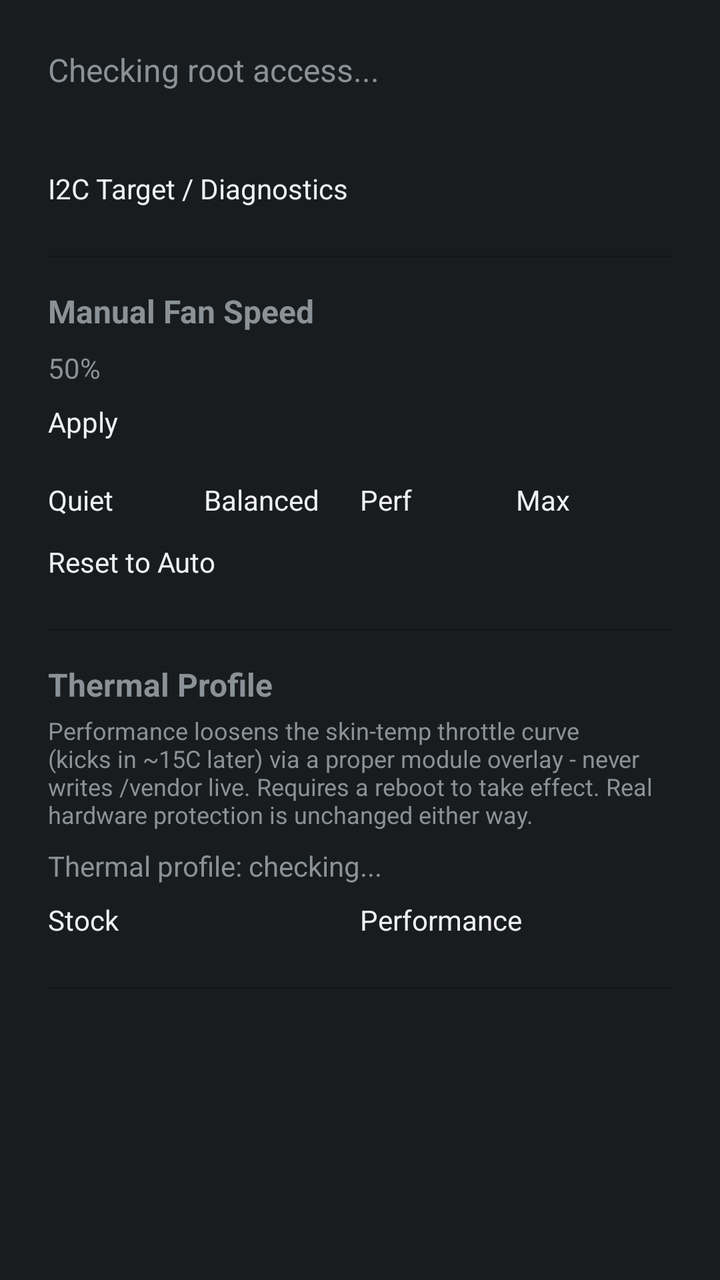
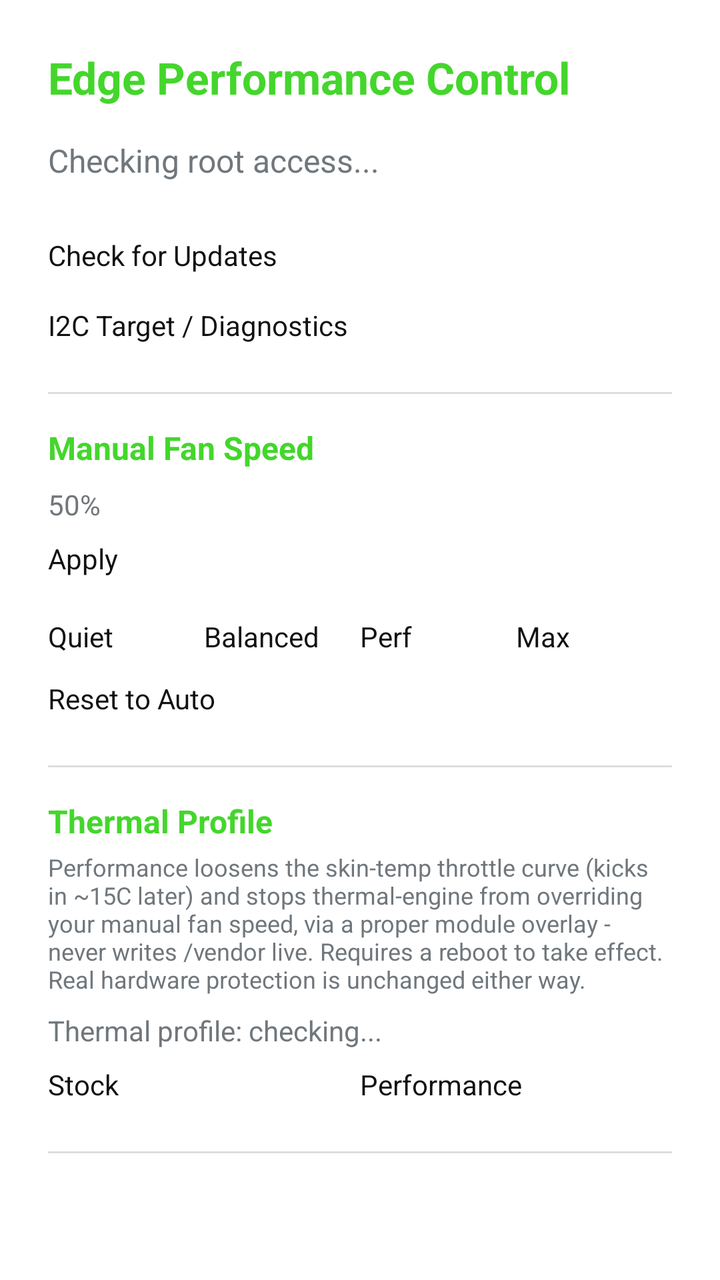

Before-and-after screenshots of an Android layout around one commit, followed by the original layout XML and the change that was made.
<!-- AndroidManifest.xml: application theme android:Theme.DeviceDefault -->
<!-- res/layout/activity_main.xml -->
<?xml version="1.0" encoding="utf-8"?>
<ScrollView xmlns:android="http://schemas.android.com/apk/res/android"
    android:layout_width="match_parent"
    android:layout_height="match_parent">

    <LinearLayout
        android:layout_width="match_parent"
        android:layout_height="wrap_content"
        android:orientation="vertical"
        android:padding="24dp">

        <TextView
            android:id="@+id/root_status"
            android:layout_width="wrap_content"
            android:layout_height="wrap_content"
            android:textSize="16sp"
            android:text="Checking root access..." />

        <TextView
            android:id="@+id/path_status"
            android:layout_width="wrap_content"
            android:layout_height="wrap_content"
            android:layout_marginTop="4dp"
            android:textSize="14sp"
            android:text="" />

        <Button
            android:id="@+id/grant_shizuku_button"
            android:layout_width="wrap_content"
            android:layout_height="wrap_content"
            android:layout_marginTop="8dp"
            android:text="Grant Shizuku Permission"
            android:visibility="gone" />

        <Button
            android:id="@+id/discover_button"
            android:layout_width="wrap_content"
            android:layout_height="wrap_content"
            android:layout_marginTop="16dp"
            android:text="I2C Target / Diagnostics" />

        <View
            android:layout_width="match_parent"
            android:layout_height="1dp"
            android:layout_marginTop="24dp"
            android:layout_marginBottom="16dp"
            android:background="#33000000" />

        <TextView
            android:layout_width="wrap_content"
            android:layout_height="wrap_content"
            android:textSize="16sp"
            android:textStyle="bold"
            android:text="Manual Fan Speed" />

        <SeekBar
            android:id="@+id/percent_seekbar"
            android:layout_width="match_parent"
            android:layout_height="wrap_content"
            android:layout_marginTop="8dp"
            android:max="100" />

        <TextView
            android:id="@+id/percent_label"
            android:layout_width="wrap_content"
            android:layout_height="wrap_content"
            android:text="50%" />

        <Button
            android:id="@+id/apply_button"
            android:layout_width="wrap_content"
            android:layout_height="wrap_content"
            android:layout_marginTop="8dp"
            android:text="Apply" />

        <LinearLayout
            android:layout_width="match_parent"
            android:layout_height="wrap_content"
            android:layout_marginTop="20dp"
            android:orientation="horizontal"
            android:weightSum="4">

            <Button
                android:id="@+id/preset_quiet"
                android:layout_width="0dp"
                android:layout_weight="1"
                android:layout_height="wrap_content"
                android:text="Quiet" />

            <Button
                android:id="@+id/preset_balanced"
                android:layout_width="0dp"
                android:layout_weight="1"
                android:layout_height="wrap_content"
                android:text="Balanced" />

            <Button
                android:id="@+id/preset_performance"
                android:layout_width="0dp"
                android:layout_weight="1"
                android:layout_height="wrap_content"
                android:text="Perf" />

            <Button
                android:id="@+id/preset_max"
                android:layout_width="0dp"
                android:layout_weight="1"
                android:layout_height="wrap_content"
                android:text="Max" />

        </LinearLayout>

        <Button
            android:id="@+id/reset_auto_button"
            android:layout_width="wrap_content"
            android:layout_height="wrap_content"
            android:layout_marginTop="12dp"
            android:text="Reset to Auto" />

        <View
            android:layout_width="match_parent"
            android:layout_height="1dp"
            android:layout_marginTop="24dp"
            android:layout_marginBottom="16dp"
            android:background="#33000000" />

        <TextView
            android:layout_width="wrap_content"
            android:layout_height="wrap_content"
            android:textSize="16sp"
            android:textStyle="bold"
            android:text="Thermal Profile" />

        <TextView
            android:layout_width="wrap_content"
            android:layout_height="wrap_content"
            android:layout_marginTop="4dp"
            android:textSize="12sp"
            android:text="Performance loosens the skin-temp throttle curve (kicks in ~15C later) via a proper module overlay - never writes /vendor live. Requires a reboot to take effect. Real hardware protection is unchanged either way." />

        <TextView
            android:id="@+id/thermal_profile_status"
            android:layout_width="wrap_content"
            android:layout_height="wrap_content"
            android:layout_marginTop="8dp"
            android:text="Thermal profile: checking..." />

        <LinearLayout
            android:layout_width="match_parent"
            android:layout_height="wrap_content"
            android:layout_marginTop="8dp"
            android:orientation="horizontal"
            android:weightSum="2">

            <Button
                android:id="@+id/thermal_stock_button"
                android:layout_width="0dp"
                android:layout_weight="1"
                android:layout_height="wrap_content"
                android:text="Stock" />

            <Button
                android:id="@+id/thermal_performance_button"
                android:layout_width="0dp"
                android:layout_weight="1"
                android:layout_height="wrap_content"
                android:text="Performance" />

        </LinearLayout>

        <Button
            android:id="@+id/reboot_button"
            android:layout_width="wrap_content"
            android:layout_height="wrap_content"
            android:layout_marginTop="8dp"
            android:text="Reboot Now to Apply"
            android:visibility="gone" />

        <View
            android:layout_width="match_parent"
            android:layout_height="1dp"
            android:layout_marginTop="24dp"
            android:layout_marginBottom="12dp"
            android:background="#33000000" />

        <TextView
            android:id="@+id/log_view"
            android:layout_width="match_parent"
            android:layout_height="wrap_content"
            android:fontFamily="monospace"
            android:textSize="12sp"
            android:text="" />

    </LinearLayout>

</ScrollView>
<!-- resources referenced by this layout -->
<resources>

</resources>

<!-- the commit's change to res/layout/activity_main.xml (unified diff, before → after) -->
@@ -10,6 +10,15 @@
         android:padding="24dp">
 
         <TextView
+            android:layout_width="wrap_content"
+            android:layout_height="wrap_content"
+            android:layout_marginBottom="16dp"
+            android:textSize="22sp"
+            android:textStyle="bold"
+            android:textColor="@color/razer_green"
+            android:text="@string/app_name" />
+
+        <TextView
             android:id="@+id/root_status"
             android:layout_width="wrap_content"
             android:layout_height="wrap_content"
@@ -25,11 +34,43 @@
             android:text="" />
 
         <Button
+            android:id="@+id/grant_root_button"
+            android:layout_width="wrap_content"
+            android:layout_height="wrap_content"
+            android:layout_marginTop="8dp"
+            android:text="Grant Root Permission"
+            android:visibility="gone" />
+
+        <Button
             android:id="@+id/grant_shizuku_button"
             android:layout_width="wrap_content"
             android:layout_height="wrap_content"
             android:layout_marginTop="8dp"
             android:text="Grant Shizuku Permission"
+            android:visibility="gone" />
+
+        <TextView
+            android:id="@+id/update_status"
+            android:layout_width="wrap_content"
+            android:layout_height="wrap_content"
+            android:layout_marginTop="8dp"
+            android:textSize="14sp"
+            android:text=""
+            android:visibility="gone" />
+
+        <Button
+            android:id="@+id/check_update_button"
+            android:layout_width="wrap_content"
+            android:layout_height="wrap_content"
+            android:layout_marginTop="4dp"
+            android:text="Check for Updates" />
+
+        <Button
+            android:id="@+id/download_update_button"
+            android:layout_width="wrap_content"
+            android:layout_height="wrap_content"
+            android:layout_marginTop="8dp"
+            android:text="Download and Install Update"
             android:visibility="gone" />
 
         <Button
@@ -44,13 +85,14 @@
             android:layout_height="1dp"
             android:layout_marginTop="24dp"
             android:layout_marginBottom="16dp"
-            android:background="#33000000" />
+            android:background="@color/divider" />
 
         <TextView
             android:layout_width="wrap_content"
             android:layout_height="wrap_content"
             android:textSize="16sp"
             android:textStyle="bold"
+            android:textColor="@color/razer_green"
             android:text="Manual Fan Speed" />
 
         <SeekBar
@@ -122,58 +164,76 @@
             android:layout_height="1dp"
             android:layout_marginTop="24dp"
             android:layout_marginBottom="16dp"
-            android:background="#33000000" />
+            android:background="@color/divider" />
 
         <TextView
             android:layout_width="wrap_content"
             android:layout_height="wrap_content"
             android:textSize="16sp"
             android:textStyle="bold"
+            android:textColor="@color/razer_green"
             android:text="Thermal Profile" />
 
-        <TextView
+        <LinearLayout
+            android:id="@+id/thermal_profile_section"
+            android:layout_width="match_parent"
+            android:layout_height="wrap_content"
+            android:orientation="vertical">
+
+            <TextView
+                android:layout_width="wrap_content"
+                android:layout_height="wrap_content"
+                android:layout_marginTop="4dp"
+                android:textSize="12sp"
+                android:text="Performance loosens the skin-temp throttle curve (kicks in ~15C later) and stops thermal-engine from overriding your manual fan speed, via a proper module overlay - never writes /vendor live. Requires a reboot to take effect. Real hardware protection is unchanged either way." />
+
+            <TextView
+                android:id="@+id/thermal_profile_status"
+                android:layout_width="wrap_content"
+                android:layout_height="wrap_content"
+                android:layout_marginTop="8dp"
+                android:text="Thermal profile: checking..." />
+
+            <LinearLayout
+                android:layout_width="match_parent"
+                android:layout_height="wrap_content"
+                android:layout_marginTop="8dp"
+                android:orientation="horizontal"
+                android:weightSum="2">
+
+                <Button
+                    android:id="@+id/thermal_stock_button"
+                    android:layout_width="0dp"
+                    android:layout_weight="1"
+                    android:layout_height="wrap_content"
+                    android:text="Stock" />
+
+                <Button
+                    android:id="@+id/thermal_performance_button"
+                    android:layout_width="0dp"
+                    android:layout_weight="1"
+                    android:layout_height="wrap_content"
+                    android:text="Performance" />
+
+            </LinearLayout>
+
+            <Button
+                android:id="@+id/reboot_button"
+                android:layout_width="wrap_content"
+                android:layout_height="wrap_content"
+                android:layout_marginTop="8dp"
+                android:text="Reboot Now to Apply"
+                android:visibility="gone" />
+
+        </LinearLayout>
+
+        <TextView
+            android:id="@+id/thermal_profile_unavailable"
             android:layout_width="wrap_content"
             android:layout_height="wrap_content"
             android:layout_marginTop="4dp"
             android:textSize="12sp"
-            android:text="Performance loosens the skin-temp throttle curve (kicks in ~15C later) via a proper module overlay - never writes /vendor live. Requires a reboot to take effect. Real hardware protection is unchanged either way." />
-
-        <TextView
-            android:id="@+id/thermal_profile_status"
-            android:layout_width="wrap_content"
-            android:layout_height="wrap_content"
-            android:layout_marginTop="8dp"
-            android:text="Thermal profile: checking..." />
-
-        <LinearLayout
-            android:layout_width="match_parent"
-            android:layout_height="wrap_content"
-            android:layout_marginTop="8dp"
-            android:orientation="horizontal"
-            android:weightSum="2">
-
-            <Button
-                android:id="@+id/thermal_stock_button"
-                android:layout_width="0dp"
-                android:layout_weight="1"
-                android:layout_height="wrap_content"
-                android:text="Stock" />
-
-            <Button
-                android:id="@+id/thermal_performance_button"
-                android:layout_width="0dp"
-                android:layout_weight="1"
-                android:layout_height="wrap_content"
-                android:text="Performance" />
-
-        </LinearLayout>
-
-        <Button
-            android:id="@+id/reboot_button"
-            android:layout_width="wrap_content"
-            android:layout_height="wrap_content"
-            android:layout_marginTop="8dp"
-            android:text="Reboot Now to Apply"
+            android:text="Not available in this build: switching profiles installs a module, which needs a root manager (Magisk/APatch) to mount it. Install the rooted build for this feature."
             android:visibility="gone" />
 
         <View
@@ -181,7 +241,7 @@
             android:layout_height="1dp"
             android:layout_marginTop="24dp"
             android:layout_marginBottom="12dp"
-            android:background="#33000000" />
+            android:background="@color/divider" />
 
         <TextView
             android:id="@+id/log_view"
<!-- resource entries referenced after the edit -->
@@ -1,5 +1,26 @@
 <!-- resources referenced by this layout -->
 <resources>
-
+  <color name="divider">#22000000</color>
+  <color name="razer_green">#44D62C</color>
+  <string name="app_name">Edge Performance Control</string>
+  <style name="AppTheme" parent="android:Theme.DeviceDefault.Light.NoActionBar">
+          <item name="android:windowBackground">@color/light_background</item>
+          <item name="android:colorAccent">@color/razer_green</item>
+          <item name="android:colorButtonNormal">@color/razer_green</item>
+          <item name="android:textColorPrimary">@color/light_text</item>
+          <item name="android:textColorSecondary">@color/razer_gray</item>
+          <item name="android:statusBarColor">@color/light_background</item>
+          <item name="android:navigationBarColor">@color/light_background</item>
+          <item name="android:windowLightStatusBar">true</item>
+          <item name="android:buttonStyle">@style/RazerButton</item>
+      </style>
+  <color name="light_background">#FFFFFF</color>
+  <color name="light_text">#111111</color>
+  <color name="razer_gray">#8A8A8A</color>
+  <style name="RazerButton" parent="android:Widget.DeviceDefault.Button">
+          <item name="android:textColor">@color/oled_black</item>
+          <item name="android:textStyle">bold</item>
+      </style>
+  <color name="oled_black">#000000</color>
 </resources>
 
